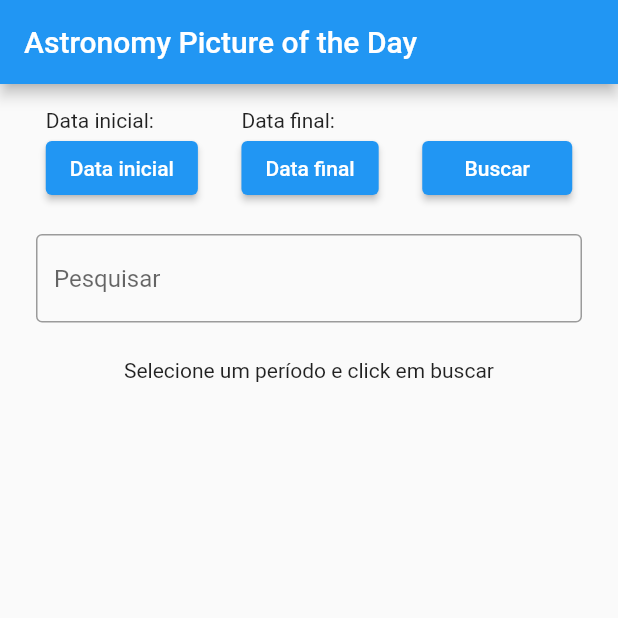
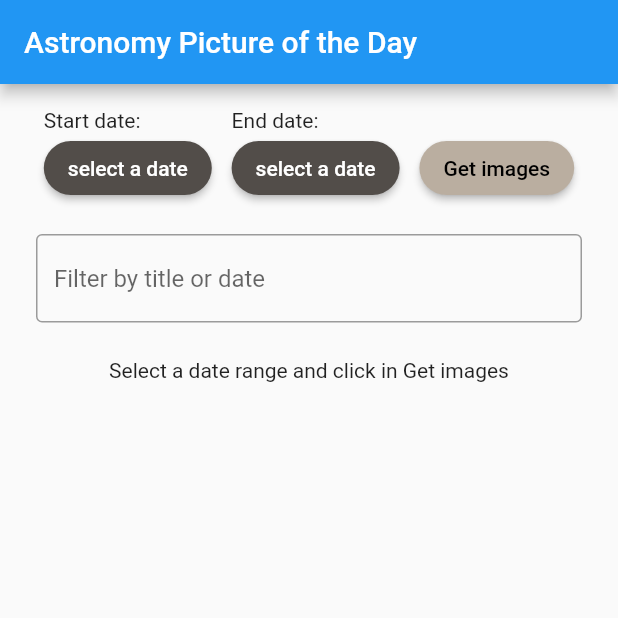
Before and after one commit to euclidesgc/nasa_picture, a Flutter app: the screen it shows after launch, on a phone screen of 412 x 824 dp, the top half of it. Run offline on Flutter 3.47's test engine with Material 2 defaults, Android fonts, the phone set to English and light mode, and no system bars; our stand-ins replace bloc, cached_network_image, dio, flutter_bloc, flutter_dotenv, flutter_easyloading and 2 more.

Commit message:
fix: refactor function to widgets and organize in folders

```diff
--- a/lib/modules/design_system/componentes/app_button.dart
+++ b/lib/modules/design_system/componentes/app_button.dart
@@ -26,10 +26,7 @@ class AppButton extends StatelessWidget {
 
   @override
   Widget build(BuildContext context) {
-    return SizedBox(
-      height: 50,
-      width: MediaQuery.of(context).size.width,
-      child: ElevatedButton(
+    return ElevatedButton(
       child: Text(label),
       onPressed: onPressed,
       style: ElevatedButton.styleFrom(
@@ -39,7 +36,6 @@ class AppButton extends StatelessWidget {
           borderRadius: BorderRadius.circular(30.0),
         ),
       ),
-      ),
     );
   }
 }
--- a/lib/modules/home/presentation/home_page.dart
+++ b/lib/modules/home/presentation/home_page.dart
@@ -1,21 +1,14 @@
 import 'package:flutter/material.dart';
 import 'package:flutter_bloc/flutter_bloc.dart';
-import 'package:flutter_modular/flutter_modular.dart' hide ModularWatchExtension;
-import 'package:intl/intl.dart';
 
-import '../../design_system/design_system.dart';
 import '../domain/usecases/get_nasa_media_usecase.dart';
-import 'home_bloc/bloc/form_status.dart';
 import 'home_bloc/bloc/home_bloc.dart';
+import 'widgets/widgets.dart';
 
 class HomePage extends StatelessWidget {
   final GetNasaMediaUsecase usecase;
 
-  HomePage({Key? key, required this.usecase}) : super(key: key);
-
-  final _formKey = GlobalKey<FormState>();
-
-  final formatDate = DateFormat('dd/MM/yyyy');
+  const HomePage({Key? key, required this.usecase}) : super(key: key);
 
   @override
   Widget build(BuildContext context) {
@@ -35,177 +28,25 @@ class HomePage extends StatelessWidget {
               Column(
                 mainAxisAlignment: MainAxisAlignment.start,
                 children: [
-                  Form(
-                    key: _formKey,
-                    child: Row(
-                      crossAxisAlignment: CrossAxisAlignment.end,
-                      mainAxisAlignment: MainAxisAlignment.spaceAround,
-                      children: [
-                        _initialDateField(),
-                        _finalDateField(),
-                        _searchButton(),
-                      ],
-                    ),
+                  Row(
+                    crossAxisAlignment: CrossAxisAlignment.end,
+                    mainAxisAlignment: MainAxisAlignment.spaceEvenly,
+                    children: const [
+                      InitialDateFieldWidget(),
+                      FinalDateFieldWidget(),
+                      SearchButtonWidget(),
+                    ],
                   ),
-                  _errorMessage(),
-                  _searchField(),
+                  const ErrorMessageWidget(),
+                  const FilterFieldWidget(),
                   const SizedBox(height: 16),
                 ],
               ),
-              _mediaList(),
+              const MediaListWidget(),
             ],
           ),
         ),
       ),
     );
   }
-
-  Widget _mediaList() {
-    return BlocBuilder<HomeBloc, HomeState>(
-      builder: (context, state) {
-        if (state.formStatus is SuccessFormStatus) {
-          final mediaList = (state.formStatus as SuccessFormStatus).list;
-          return Expanded(
-            child: ListView.builder(
-              itemCount: mediaList.length,
-              itemBuilder: (BuildContext context, int index) {
-                return Card(
-                  elevation: 4,
-                  child: ListTile(
-                    title: Text(mediaList[index].title),
-                    subtitle: Text(mediaList[index].date),
-                    onTap: () => Modular.to.pushNamed('/detail', arguments: mediaList[index]),
-                  ),
-                );
-              },
-            ),
-          );
-        }
-
-        if (state.formStatus is FailFormStatus) {
-          return const Text("Falha ao obter dados");
-        }
-        return const Text("Selecione um período e click em buscar");
-      },
-    );
-  }
-
-  Widget _errorMessage() {
-    return BlocBuilder<HomeBloc, HomeState>(
-      builder: (context, state) {
-        return Text(
-          state.errorMessage ?? '',
-          style: const TextStyle(color: Colors.red, fontSize: 10),
-        );
-      },
-    );
-  }
-
-  Widget _searchField() {
-    return Container(
-      padding: const EdgeInsets.all(8),
-      child: const AppTextField(
-        hintText: 'Pesquisar',
-      ),
-    );
-  }
-
-  Widget _initialDateField() {
-    return BlocBuilder<HomeBloc, HomeState>(
-      builder: (context, state) {
-        return Column(
-          crossAxisAlignment: CrossAxisAlignment.start,
-          mainAxisAlignment: MainAxisAlignment.end,
-          children: [
-            const Text('Data inicial:'),
-            ElevatedButton(
-              child: Text(state.initialDate == null ? "Data inicial" : formatDate.format(state.initialDate!)),
-              onPressed: () async {
-                final selectedDate = await showDatePicker(
-                  context: context,
-                  initialDate: state.initialDate ?? DateTime.now(),
-                  firstDate: DateTime(DateTime.now().year),
-                  lastDate: DateTime.now(),
-                );
-
-                if (selectedDate != null) {
-                  final statusData = selectedDate.compareTo(DateTime.now());
-
-                  if (statusData <= 0) {
-                    context.read<HomeBloc>().add(InitialDateChanged(selectedDate));
-                    context.read<HomeBloc>().add(FinalDateChanged(selectedDate));
-                    context.read<HomeBloc>().add(SetErrorMessage(''));
-                  } else {
-                    context.read<HomeBloc>().add(SetErrorMessage('Data inicial inválida'));
-                  }
-                }
-              },
-            ),
-          ],
-        );
-      },
-    );
-  }
-
-  Widget _finalDateField() {
-    return BlocBuilder<HomeBloc, HomeState>(
-      builder: (context, state) {
-        return Column(
-          crossAxisAlignment: CrossAxisAlignment.start,
-          mainAxisAlignment: MainAxisAlignment.end,
-          children: [
-            const Text('Data final:'),
-            ElevatedButton(
-              child: Text(state.finalDate == null ? "Data final" : formatDate.format(state.finalDate!)),
-              onPressed: () async {
-                final selectedDate = await showDatePicker(
-                  context: context,
-                  initialDate: state.finalDate ?? DateTime.now(),
-                  firstDate: DateTime(DateTime.now().year),
-                  lastDate: DateTime.now(),
-                );
-
-                if (selectedDate != null) {
-                  final statusData = selectedDate.compareTo(DateTime.now());
-
-                  if (statusData <= 0) {
-                    context.read<HomeBloc>().add(FinalDateChanged(selectedDate));
-                    context.read<HomeBloc>().add(SetErrorMessage(''));
-                  } else {
-                    context.read<HomeBloc>().add(SetErrorMessage('Data final inválida'));
-                  }
-                }
-              },
-            ),
-          ],
-        );
-      },
-    );
-  }
-
-  Widget _searchButton() {
-    return BlocBuilder<HomeBloc, HomeState>(
-      builder: (context, state) {
-        return SizedBox(
-          width: 100,
-          child: ElevatedButton(
-            child: const Text("Buscar"),
-            onPressed: () async {
-              if (_formKey.currentState!.validate()) {
-                context.read<HomeBloc>().add(FormSubmitted());
-
-                if (state is SuccessFormStatus) {
-                  // da mensagem de sucesso
-                }
-
-                if (state is FailFormStatus) {
-                  // da mensagem de erro
-                }
-              }
-            },
-          ),
-        );
-      },
-    );
-  }
 }
--- /dev/null
+++ b/lib/modules/home/presentation/widgets/error_message_widget.dart
@@ -0,0 +1,22 @@
+import 'package:flutter/material.dart';
+import 'package:flutter_bloc/flutter_bloc.dart';
+
+import '../home_bloc/bloc/home_bloc.dart';
+
+class ErrorMessageWidget extends StatelessWidget {
+  const ErrorMessageWidget({
+    Key? key,
+  }) : super(key: key);
+
+  @override
+  Widget build(BuildContext context) {
+    return BlocBuilder<HomeBloc, HomeState>(
+      builder: (context, state) {
+        return Text(
+          state.errorMessage ?? '',
+          style: const TextStyle(color: Colors.red, fontSize: 10),
+        );
+      },
+    );
+  }
+}
--- /dev/null
+++ b/lib/modules/home/presentation/widgets/filter_field_widget.dart
@@ -0,0 +1,24 @@
+import 'package:flutter/material.dart';
+import 'package:flutter_bloc/flutter_bloc.dart';
+
+import '../../../design_system/design_system.dart';
+import '../home_bloc/bloc/home_bloc.dart';
+
+class FilterFieldWidget extends StatelessWidget {
+  const FilterFieldWidget({
+    Key? key,
+  }) : super(key: key);
+
+  @override
+  Widget build(BuildContext context) {
+    return Container(
+      padding: const EdgeInsets.all(8),
+      child: AppTextField(
+        hintText: 'Filter by title or date',
+        onChanged: (value) {
+          context.read<HomeBloc>().add(FilterList(value));
+        },
+      ),
+    );
+  }
+}
--- /dev/null
+++ b/lib/modules/home/presentation/widgets/final_date_field_widget.dart
@@ -0,0 +1,49 @@
+import 'package:flutter/material.dart';
+import 'package:flutter_bloc/flutter_bloc.dart';
+import 'package:intl/intl.dart';
+
+import '../../../design_system/design_system.dart';
+import '../home_bloc/bloc/home_bloc.dart';
+
+class FinalDateFieldWidget extends StatelessWidget {
+  const FinalDateFieldWidget({Key? key}) : super(key: key);
+
+  @override
+  Widget build(BuildContext context) {
+    final formatDate = DateFormat('dd/MM/yyyy');
+
+    return BlocBuilder<HomeBloc, HomeState>(
+      builder: (context, state) {
+        return Column(
+          crossAxisAlignment: CrossAxisAlignment.start,
+          mainAxisAlignment: MainAxisAlignment.end,
+          children: [
+            const Text('End date:'),
+            AppButton(
+              label: state.finalDate == null ? "select a date" : formatDate.format(state.finalDate!),
+              onPressed: () async {
+                final selectedDate = await showDatePicker(
+                  context: context,
+                  initialDate: state.finalDate ?? DateTime.now(),
+                  firstDate: DateTime(DateTime.now().year),
+                  lastDate: DateTime.now(),
+                );
+
+                if (selectedDate != null) {
+                  final statusData = selectedDate.compareTo(DateTime.now());
+
+                  if (statusData <= 0) {
+                    context.read<HomeBloc>().add(FinalDateChanged(selectedDate));
+                    context.read<HomeBloc>().add(SetErrorMessage(''));
+                  } else {
+                    context.read<HomeBloc>().add(SetErrorMessage('Data final inválida'));
+                  }
+                }
+              },
+            ),
+          ],
+        );
+      },
+    );
+  }
+}
--- /dev/null
+++ b/lib/modules/home/presentation/widgets/initial_date_field_widget.dart
@@ -0,0 +1,40 @@
+import 'package:flutter/material.dart';
+import 'package:flutter_bloc/flutter_bloc.dart';
+import 'package:intl/intl.dart';
+
+import '../../../design_system/design_system.dart';
+import '../home_bloc/bloc/home_bloc.dart';
+
+class InitialDateFieldWidget extends StatelessWidget {
+  const InitialDateFieldWidget({Key? key}) : super(key: key);
+
+  @override
+  Widget build(BuildContext context) {
+    DateTime? selectedDate;
+    final formatDate = DateFormat('dd/MM/yyyy');
+
+    return BlocBuilder<HomeBloc, HomeState>(
+      builder: (context, state) {
+        return Column(
+          crossAxisAlignment: CrossAxisAlignment.start,
+          mainAxisAlignment: MainAxisAlignment.end,
+          children: [
+            const Text('Start date:'),
+            AppButton(
+              label: state.initialDate == null ? "select a date" : formatDate.format(state.initialDate!),
+              onPressed: () async {
+                selectedDate = await showDatePicker(
+                  context: context,
+                  initialDate: state.initialDate ?? DateTime.now(),
+                  firstDate: DateTime(DateTime.now().year),
+                  lastDate: DateTime.now(),
+                );
+                context.read<HomeBloc>().add(InitialDateChanged(selectedDate!));
+              },
+            ),
+          ],
+        );
+      },
+    );
+  }
+}
--- /dev/null
+++ b/lib/modules/home/presentation/widgets/media_list_widget.dart
@@ -0,0 +1,41 @@
+import 'package:flutter/material.dart';
+import 'package:flutter_bloc/flutter_bloc.dart';
+import 'package:flutter_modular/flutter_modular.dart';
+
+import '../home_bloc/bloc/form_status.dart';
+import '../home_bloc/bloc/home_bloc.dart';
+
+class MediaListWidget extends StatelessWidget {
+  const MediaListWidget({Key? key}) : super(key: key);
+
+  @override
+  Widget build(BuildContext context) {
+    return BlocBuilder<HomeBloc, HomeState>(
+      builder: (context, state) {
+        if (state.formStatus is SuccessFormStatus) {
+          final mediaList = (state.formStatus as SuccessFormStatus).list;
+          return Expanded(
+            child: ListView.builder(
+              itemCount: mediaList.length,
+              itemBuilder: (BuildContext context, int index) {
+                return Card(
+                  elevation: 4,
+                  child: ListTile(
+                    title: Text(mediaList[index].title),
+                    subtitle: Text(mediaList[index].date),
+                    onTap: () => Modular.to.pushNamed('/detail', arguments: mediaList[index]),
+                  ),
+                );
+              },
+            ),
+          );
+        }
+
+        if (state.formStatus is FailFormStatus) {
+          return const Text("Falha ao obter dados");
+        }
+        return const Text("Select a date range and click in Get images");
+      },
+    );
+  }
+}
--- /dev/null
+++ b/lib/modules/home/presentation/widgets/search_button_widget.dart
@@ -0,0 +1,25 @@
+import 'package:flutter/material.dart';
+import 'package:flutter_bloc/flutter_bloc.dart';
+
+import '../../../design_system/design_system.dart';
+import '../home_bloc/bloc/home_bloc.dart';
+
+class SearchButtonWidget extends StatelessWidget {
+  const SearchButtonWidget({Key? key}) : super(key: key);
+
+  @override
+  Widget build(BuildContext context) {
+    return BlocBuilder<HomeBloc, HomeState>(
+      builder: (context, state) {
+        return AppButton.secondary(
+          label: 'Get images',
+          onPressed: () {
+            if (state.initialDateIsValid && state.finalDateIsValid) {
+              context.read<HomeBloc>().add(FormSubmitted());
+            }
+          },
+        );
+      },
+    );
+  }
+}
--- /dev/null
+++ b/lib/modules/home/presentation/widgets/widgets.dart
@@ -0,0 +1,6 @@
+export 'error_message_widget.dart';
+export 'final_date_field_widget.dart';
+export 'initial_date_field_widget.dart';
+export 'media_list_widget.dart';
+export 'search_button_widget.dart';
+export 'filter_field_widget.dart';
```
Lines whose indentation alone changed are shown as unchanged.
